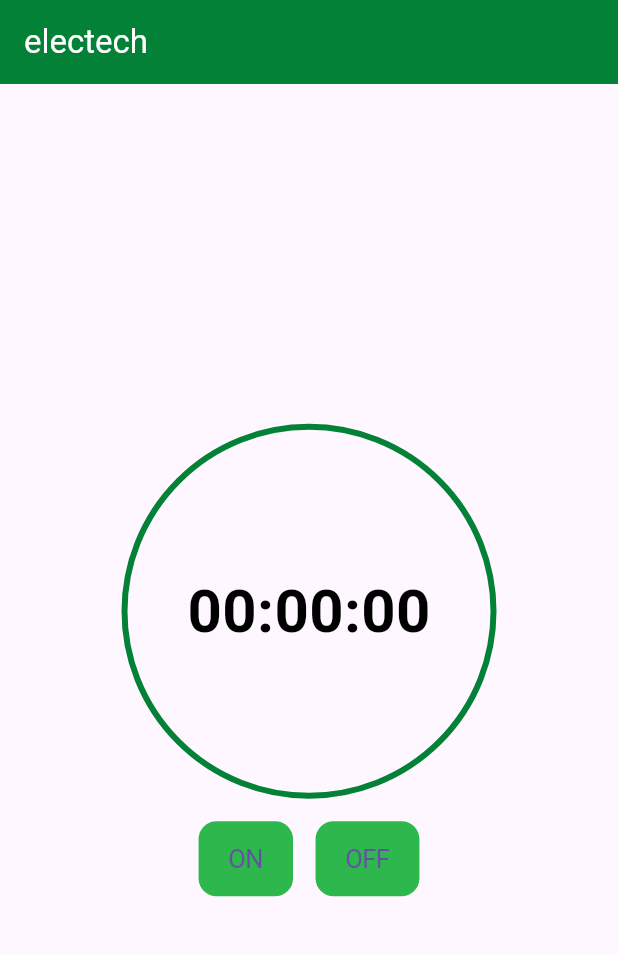
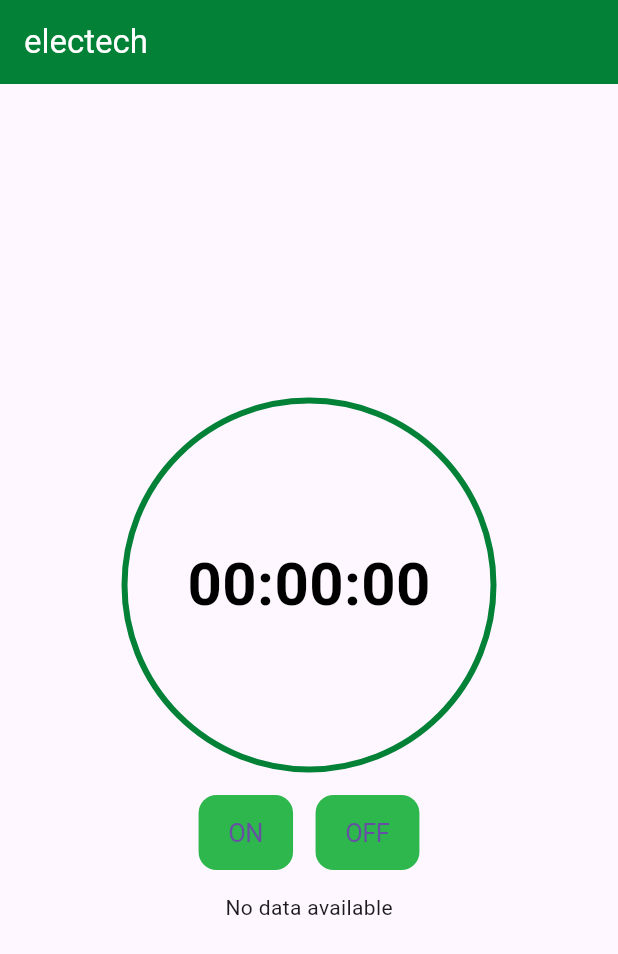
Before and after one commit to reyankhan0342/2024-GP-3, a Flutter app: the screen it shows after launch, on a phone screen of 412 x 824 dp. Shown: the top 954 px of the screen. Run offline on Flutter 3.47's test engine with Material 3 defaults, Android fonts, the phone set to English and light mode, and no system bars; our stand-ins replace cloud_firestore, firebase_core, firebase_messaging, flutter_local_notifications; accounts and stored records are empty.

Commit message:
history usage

```diff
--- a/lib/pages/HomePage.dart
+++ b/lib/pages/HomePage.dart
@@ -1,4 +1,5 @@
 import 'dart:async';
+import 'package:firebase_core/firebase_core.dart';
 import 'package:http/http.dart' as http;
 import 'package:cloud_firestore/cloud_firestore.dart';
 import 'package:firebase_messaging/firebase_messaging.dart';
@@ -7,7 +8,7 @@ import 'package:flutter/material.dart';
 import 'package:intl/intl.dart';
 
 class HomePage extends StatefulWidget {
-  const HomePage({super.key});
+  const HomePage({Key? key}) : super(key: key);
 
   @override
   _HomePageState createState() => _HomePageState();
@@ -19,6 +20,7 @@ class _HomePageState extends State<HomePage> {
   bool clicked = false;
   bool on1 = false;
   bool on2 = false;
+  var time = DateTime.now();
 
   bool on3 = false;
   void startTimer() {
@@ -31,8 +33,7 @@ class _HomePageState extends State<HomePage> {
     await storeToken(token);
   }
 
-  final _firebaseInstance = FirebaseFirestore.instance.collection(
-      'FcmTokens'); // Replace 'FcmTokens' with your desired collection name
+  final _firebaseInstance = FirebaseFirestore.instance.collection('FcmTokens');
 
   Future<void> storeToken(String token) async {
     try {
@@ -42,25 +43,18 @@ class _HomePageState extends State<HomePage> {
           .get();
 
       if (querySnapshot.docs.isNotEmpty) {
-        // Token already exists in Firestore
         print('Token already exists');
       } else {
-        // Token doesn't exist, save it with timestamp
         String randomId = _firebaseInstance.doc().id;
         DateTime now = DateTime.now();
-
-        // Add 3 hours to the current time
         DateTime expirationTime = now.add(const Duration(minutes: 2));
-
-        // Format the timestamp
         String formattedTime = DateFormat('h:mm a').format(expirationTime);
-        // Format the date
         String formattedDate = DateFormat('d/M/yyyy').format(expirationTime);
 
         await _firebaseInstance.doc(randomId).set({
           'fcmT': token,
-          'timestamp': formattedTime, // Store formatted time
-          'date': formattedDate, // Store formatted date
+          'timestamp': formattedTime,
+          'date': formattedDate,
         });
         print('Token stored successfully');
       }
@@ -80,7 +74,6 @@ class _HomePageState extends State<HomePage> {
   void stopAndResetTimer() async {
     stopTimer();
     await deleteToken();
-
     resetTimer();
   }
 
@@ -93,12 +86,10 @@ class _HomePageState extends State<HomePage> {
           .get();
 
       if (querySnapshot.docs.isNotEmpty) {
-        // Token exists in Firestore, delete it
         String documentId = querySnapshot.docs.first.id;
         await _firebaseInstance.doc(documentId).delete();
         print('Token deleted successfully');
       } else {
-        // Token not found in Firestore
         print('Token not found');
       }
     } catch (e) {
@@ -108,9 +99,6 @@ class _HomePageState extends State<HomePage> {
 
   String returnFormattedText() {
     var milli = stopwatch.elapsed.inMilliseconds;
-    String milliseconds = (milli % 1000)
-        .toString()
-        .padLeft(2, "0"); // 1001 % 1000 = 1, 1450 % 1000 = 450
     String seconds = ((milli ~/ 1000) % 60).toString().padLeft(2, "0");
     String minutes = ((milli ~/ 1000) ~/ 60).toString().padLeft(2, "0");
     String hours =
@@ -179,6 +167,9 @@ class _HomePageState extends State<HomePage> {
                       startTimer();
                       clicked ? sendRequest("1", "ON") : {};
                       clicked ? sendRequest("2", "ON") : {};
+
+                      // Save the current date to Firestore
+                      saveDateToFirestore();
                     },
                     child: const Text("ON"),
                     color: Color.fromARGB(255, 45, 183, 77),
@@ -200,6 +191,44 @@ class _HomePageState extends State<HomePage> {
                     padding: EdgeInsets.symmetric(horizontal: 20, vertical: 10),
                   ),
                 ],
+              ),
+              SizedBox(height: 15),
+              // StreamBuilder
+              StreamBuilder<QuerySnapshot>(
+                stream: FirebaseFirestore.instance
+                    .collection('FcmTokens')
+                    .snapshots(),
+                builder: (context, snapshot) {
+                  if (snapshot.hasError) {
+                    return Center(
+                      child: Text('Error: ${snapshot.error}'),
+                    );
+                  }
+
+                  final fcmTokens = snapshot.data?.docs;
+
+                  if (fcmTokens == null || fcmTokens.isEmpty) {
+                    return Center(
+                      child: Text('No data available'),
+                    );
+                  }
+
+                  return Expanded(
+                    child: ListView.builder(
+                      itemCount: fcmTokens.length,
+                      itemBuilder: (context, index) {
+                        final fcmToken = fcmTokens[index];
+                        final date = fcmToken['date'];
+                        final timestamp = fcmToken['timestamp'];
+
+                        return ListTile(
+                          title: Text(date),
+                          subtitle: Text(timestamp),
+                        );
+                      },
+                    ),
+                  );
+                },
               ),
             ],
           ),
@@ -223,4 +252,20 @@ class _HomePageState extends State<HomePage> {
       print("error");
     }
   }
+
+  Future<void> saveDateToFirestore() async {
+    try {
+      DateTime now = DateTime.now();
+      String formattedTime = DateFormat('h:mm a').format(now);
+      String formattedDate = DateFormat('d/M/yyyy').format(now);
+
+      await _firebaseInstance.add({
+        'timestamp': formattedTime,
+        'date': formattedDate,
+      });
+      print('Date stored successfully');
+    } catch (e) {
+      print('Error storing date: $e');
+    }
+  }
 }
--- a/pubspec.yaml
+++ b/pubspec.yaml
@@ -38,14 +38,16 @@ dependencies:
   cupertino_icons: ^1.0.6
   stop_watch_timer: ^3.1.1
   timer_stop_watch: ^1.0.0
-  cloud_firestore:
+  cloud_firestore: ^4.3.2
   firebase_messaging:
   firebase_auth:
-  firebase_core :
+  firebase_core : ^2.4.1
   firebase_storage:
   flutter_local_notifications:
   intl: ^0.17.0
   html: 0.15.4
+  firebase_analytics: ^10.8.10
+
 dev_dependencies:
   flutter_test:
     sdk: flutter
```
Also changed, not shown: pubspec.lock, 2 other files.
